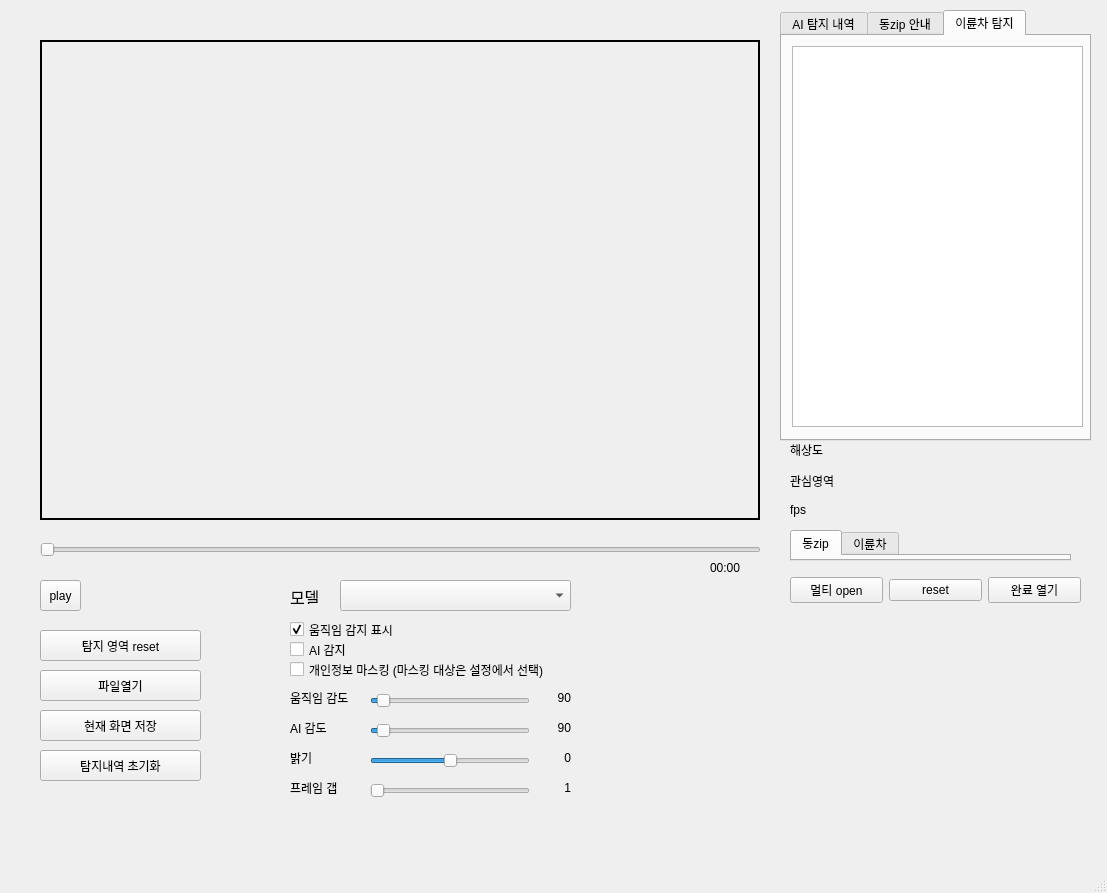
Above: rsc/ui/untitled.ui from polnet13/kimAI before the change. Below: the same form after it.
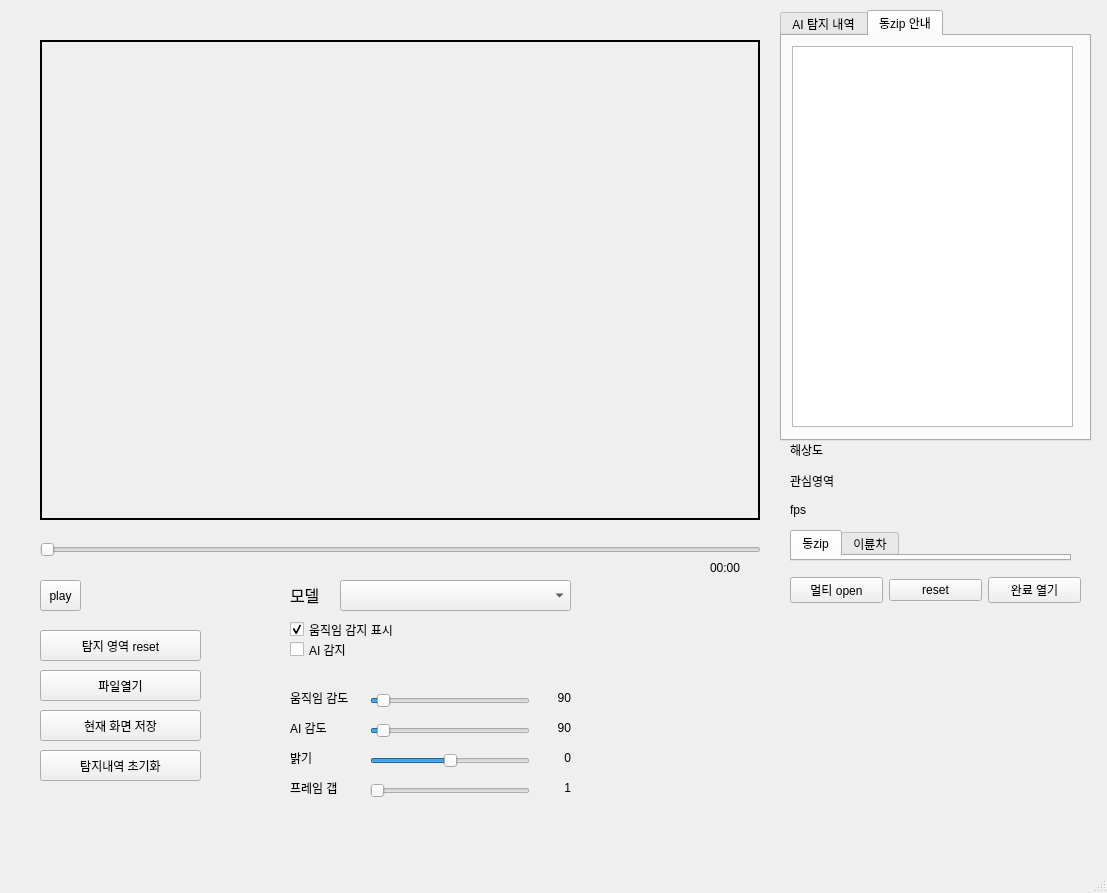
That is the form after the change. The open tabs and pages were chosen to show the change.

Commit message: ui 변경

```diff
--- a/rsc/ui/untitled.ui
+++ b/rsc/ui/untitled.ui
@@ -161,19 +161,6 @@
      <bool>true</bool>
     </property>
    </widget>
-   <widget class="QCheckBox" name="checkbox_blind">
-    <property name="geometry">
-     <rect>
-      <x>290</x>
-      <y>660</y>
-      <width>361</width>
-      <height>19</height>
-     </rect>
-    </property>
-    <property name="text">
-     <string>개인정보 마스킹 (마스킹 대상은 설정에서 선택)</string>
-    </property>
-   </widget>
    <widget class="QPushButton" name="btn_region_reset">
     <property name="geometry">
      <rect>
@@ -261,9 +248,9 @@
     <property name="geometry">
      <rect>
       <x>290</x>
-      <y>589</y>
+      <y>579</y>
       <width>64</width>
-      <height>15</height>
+      <height>31</height>
      </rect>
     </property>
     <property name="font">
@@ -485,21 +472,6 @@
       </property>
      </widget>
     </widget>
-    <widget class="QWidget" name="tab_bike">
-     <attribute name="title">
-      <string>이륜차 탐지</string>
-     </attribute>
-     <widget class="QTableView" name="tableView_bike">
-      <property name="geometry">
-       <rect>
-        <x>10</x>
-        <y>10</y>
-        <width>291</width>
-        <height>381</height>
-       </rect>
-      </property>
-     </widget>
-    </widget>
    </widget>
    <widget class="QWidget" name="horizontalLayoutWidget">
     <property name="geometry">
```
The commit also changes 1 other file.
